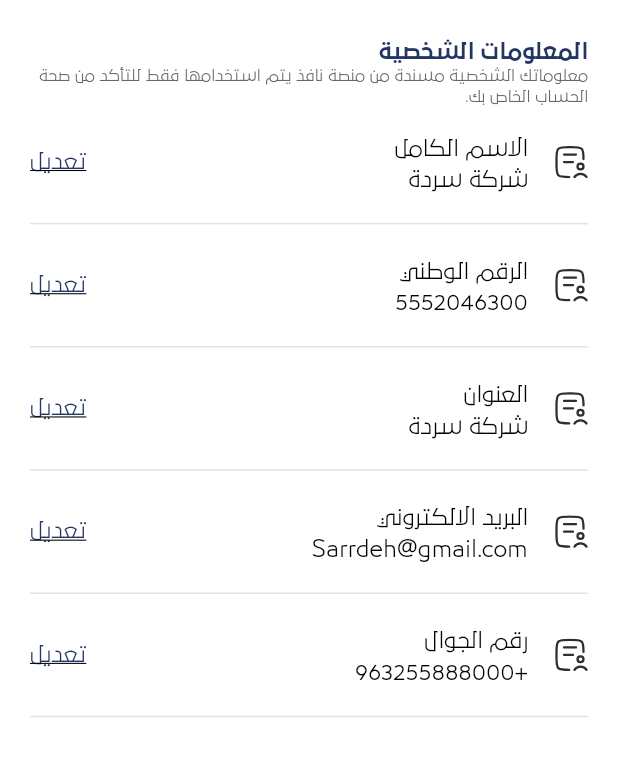
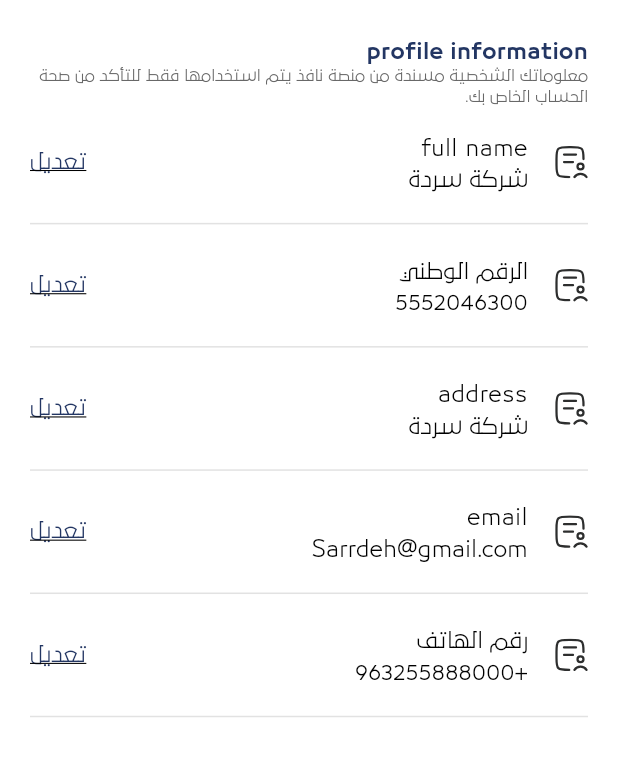
Before and after one commit to mohamedhanyyy/unitapp, a Flutter app: the ProfileScreen screen opened directly, on a phone screen of 412 x 824 dp, the part 69-845 px from its top. Run offline on Flutter 3.47's test engine with Material 3 defaults, Android fonts, the phone set to English and light mode, and no system bars; our stand-ins replace awesome_dialog, dartz, dio, easy_localization, flutter_bloc, flutter_screenutil and 8 more; missing offline and left inert: flutter_phone_direct_caller, new_version_plus; accounts and stored records are empty.

```diff
--- a/assets/translations/en.json
+++ b/assets/translations/en.json
@@ -8,6 +8,7 @@
   "confirm password": "Confirm password",
   "phone number": "Phone number",
   "sign up": "Sign Up",
+  "edit": "Edit",
   "already have account": "Already have account?",
   "email is required": "Email is required",
   "enter a valid email address": "Enter a valid email address",
@@ -26,6 +27,8 @@
 
   "search": "Search",
   "orders": "Orders",
+  "view details": "View details",
+
   "savings": "Savings",
   "more": "More",
   "notifications": "Notifications",
--- a/lib/core/resources/colors.dart
+++ b/lib/core/resources/colors.dart
@@ -21,7 +21,6 @@ class AppColors {
   static const borderColor = Color(0xffDCE0E4);
 
   ///
-  ///
 
   static Color get getGreyTextColor {
     if (PreferencesHelper.getTheme == 'light') {
--- a/lib/modules/profile/presentation/screens/profile_screen.dart
+++ b/lib/modules/profile/presentation/screens/profile_screen.dart
@@ -1,3 +1,4 @@
+import 'package:easy_localization/easy_localization.dart';
 import 'package:flutter/material.dart';
 import 'package:flutter_svg/flutter_svg.dart';
 import 'package:unit/core/resources/styles.dart';
@@ -20,16 +21,16 @@ class _ProfileScreenState extends State<ProfileScreen> {
         child: Scaffold(
       appBar: const PreferredSize(
           preferredSize: Size(double.infinity, 46),
-          child: CustomAppbar('الملف الشخصي')),
+          child: CustomAppbar('profile')),
       body: Padding(
         padding: const EdgeInsets.symmetric(horizontal: 20),
         child: Column(
           crossAxisAlignment: CrossAxisAlignment.start,
           children: [
             const SizedBox(height: 24),
-            const Text(
-              "المعلومات الشخصية",
-              style: TextStyle(fontWeight: FontWeight.w700, fontSize: 14),
+            Text(
+              "profile information".tr(),
+              style: const TextStyle(fontWeight: FontWeight.w700, fontSize: 14),
             ),
             const Text(
               "معلوماتك الشخصية مسندة من منصة نافذ يتم استخدامها فقط للتأكد من صحة الحساب الخاص بك.",
@@ -41,11 +42,11 @@ class _ProfileScreenState extends State<ProfileScreen> {
             ListTile(
               contentPadding: EdgeInsets.zero,
               title: const Text(
-                'الاسم الكامل',
+                'full name',
                 style: black14W400,
               ),
               subtitle: const Text('شركة سردة', style: black14W400),
-              trailing: Text("تعديل",
+              trailing: Text("edit".tr(),
                   style: primary14W400.copyWith(
                       height: 0, decoration: TextDecoration.underline)),
               leading: SvgPicture.asset(AppIcons.profileInfo),
@@ -58,7 +59,17 @@ class _ProfileScreenState extends State<ProfileScreen> {
                 style: black14W400,
               ),
               subtitle: const Text('5552046300', style: black14W400),
-              trailing: Text("تعديل",
+              trailing: Text("edit".tr(),
+                  style: primary14W400.copyWith(
+                      height: 0, decoration: TextDecoration.underline)),
+              leading: SvgPicture.asset(AppIcons.profileInfo),
+            ),
+            const CustomDivider(indent: 0),
+            ListTile(
+              contentPadding: EdgeInsets.zero,
+              title: Text('address'.tr(), style: black14W400),
+              subtitle: const Text('شركة سردة', style: black14W400),
+              trailing: Text("edit".tr(),
                   style: primary14W400.copyWith(
                       height: 0, decoration: TextDecoration.underline)),
               leading: SvgPicture.asset(AppIcons.profileInfo),
@@ -67,11 +78,11 @@ class _ProfileScreenState extends State<ProfileScreen> {
             ListTile(
               contentPadding: EdgeInsets.zero,
               title: const Text(
-                'العنوان',
+                'email',
                 style: black14W400,
               ),
-              subtitle: const Text('شركة سردة', style: black14W400),
-              trailing: Text("تعديل",
+              subtitle: const Text('Sarrdeh@gmail.com', style: black14W400),
+              trailing: Text("edit".tr(),
                   style: primary14W400.copyWith(
                       height: 0, decoration: TextDecoration.underline)),
               leading: SvgPicture.asset(AppIcons.profileInfo),
@@ -79,25 +90,9 @@ class _ProfileScreenState extends State<ProfileScreen> {
             const CustomDivider(indent: 0),
             ListTile(
               contentPadding: EdgeInsets.zero,
-              title: const Text(
-                'البريد الالكتروني',
-                style: black14W400,
-              ),
-              subtitle: const Text('Sarrdeh@gmail.com', style: black14W400),
-              trailing: Text("تعديل",
-                  style: primary14W400.copyWith(
-                      height: 0, decoration: TextDecoration.underline)),
-              leading: SvgPicture.asset(AppIcons.profileInfo),
-            ),
-            const CustomDivider(indent: 0),
-            ListTile(
-              contentPadding: EdgeInsets.zero,
-              title: const Text(
-                'رقم الجوال',
-                style: black14W400,
-              ),
+              title: Text('phone number'.tr(), style: black14W400),
               subtitle: const Text('+963255888000', style: black14W400),
-              trailing: Text("تعديل",
+              trailing: Text("edit".tr(),
                   style: primary14W400.copyWith(
                       height: 0, decoration: TextDecoration.underline)),
               leading: SvgPicture.asset(AppIcons.profileInfo),
--- a/lib/modules/saves/presentation/screens/saves_screen.dart
+++ b/lib/modules/saves/presentation/screens/saves_screen.dart
@@ -29,19 +29,16 @@ class _SavesScreenState extends State<SavesScreen> {
                   controller: controller,
                   hintFontSize: 11,
                   textInputAction: TextInputAction.search,
-                  // fillColor: AppColors.greyTextField,
                   borderRadius: 24,
-                  hintText: 'المدينة, نوع العقار, اسم المشروع',
+                  hintText: 'City, property type, project name',
                   prefixIcon: AppIcons.estate,
                 ),
               ),
               const SavedItemWidget(),
               const Padding(
-                padding: EdgeInsets.symmetric(vertical: 10),
-                child: SavedItemWidget(),
-              ),
+                  padding: EdgeInsets.symmetric(vertical: 10),
+                  child: SavedItemWidget()),
               const SavedItemWidget(),
-
             ],
           ),
         ),
--- a/lib/unit_app.dart
+++ b/lib/unit_app.dart
@@ -35,6 +35,7 @@ class UnitApp extends StatelessWidget {
             child: MaterialApp(
               darkTheme: AppThemes.darkTheme,
               theme: AppThemes.whiteTheme,
+              title: 'الوحدة العقارية',
               themeMode: PreferencesHelper.getTheme == 'light'
                   ? ThemeMode.light
                   : ThemeMode.dark,
```
Also changed, not shown: assets/translations/ar.json (+4 -7 lines), lib/modules/saves/presentation/widgets/saved_item_widget.dart (+4 -3 lines).
